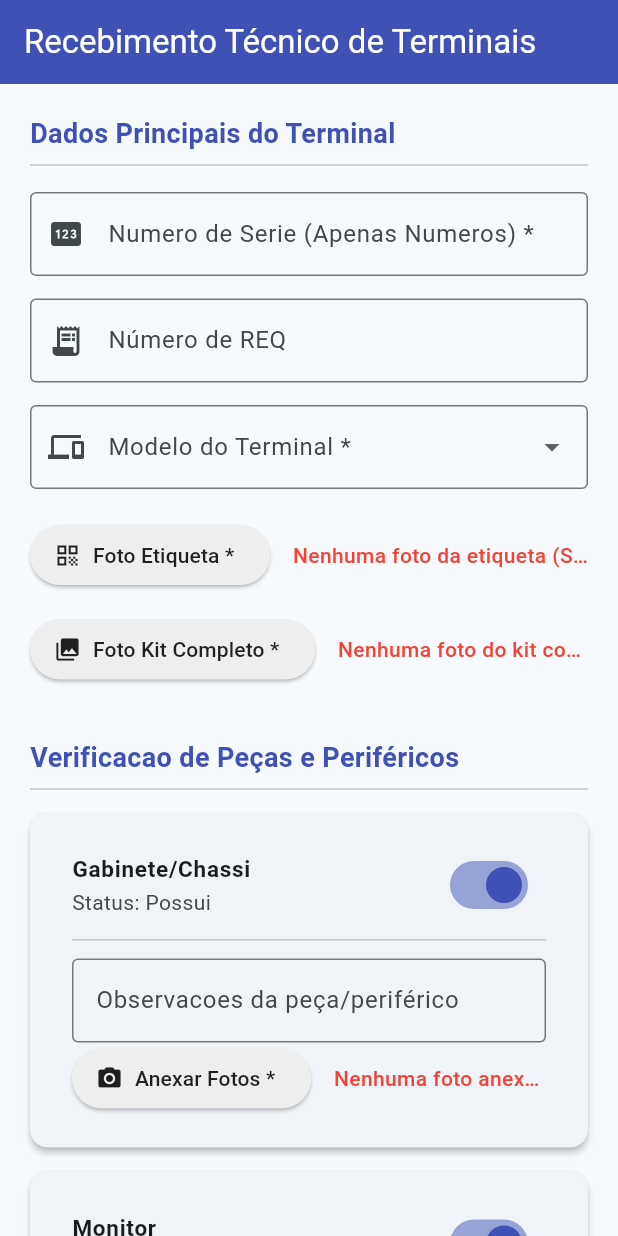
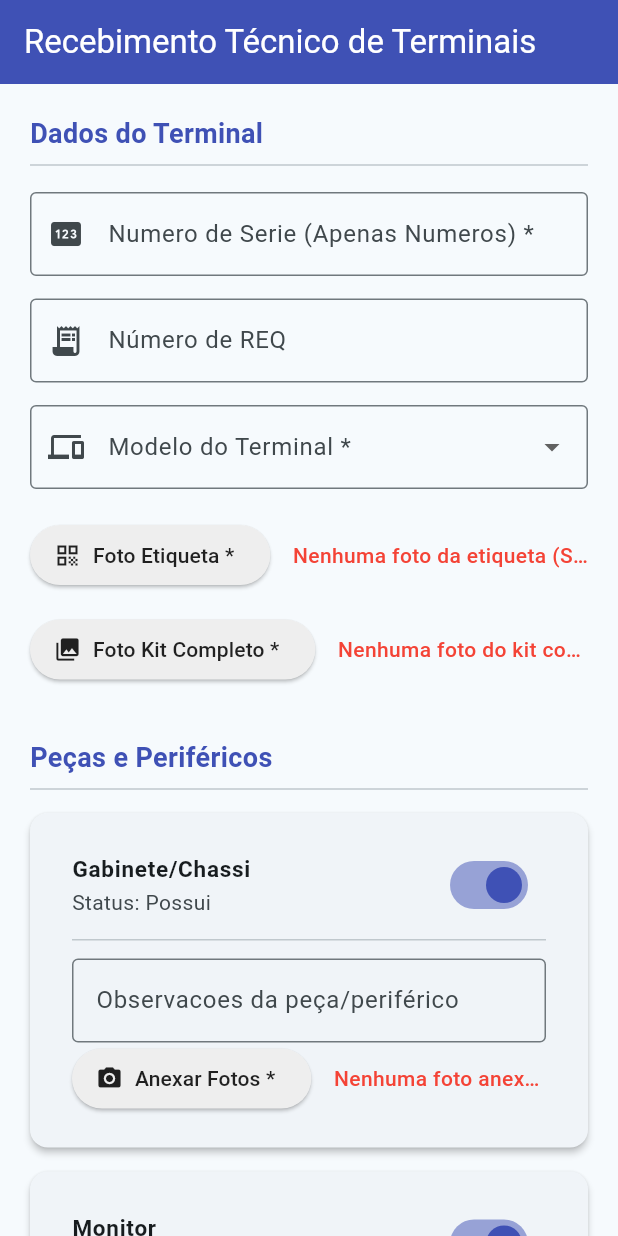
Before and after one commit to MilkyUser/formulario_tfl, a Flutter app: the screen it shows after launch, on a phone screen of 412 x 824 dp. Run offline on Flutter 3.47's test engine with Material 3 defaults, Android fonts, the phone set to English and light mode, and no system bars; our stand-ins replace image_picker, share_plus; missing offline and left inert: flutter_email_sender, universal_html.

Commit message:
Corrige títulos de seções

```diff
--- a/lib/recebimento_terminal_screen.dart
+++ b/lib/recebimento_terminal_screen.dart
@@ -772,7 +772,7 @@ Future<void> _exportarZipComCSV() async {
               crossAxisAlignment: CrossAxisAlignment.start,
               children: [
                 const Text(
-                  'Dados Principais do Terminal',
+                  'Dados do Terminal',
                   style: TextStyle(
                     fontSize: 18,
                     fontWeight: FontWeight.bold,
@@ -928,7 +928,7 @@ Future<void> _exportarZipComCSV() async {
 
                 const SizedBox(height: 35),
                 const Text(
-                  'Verificacao de Peças e Periféricos',
+                  'Peças e Periféricos',
                   style: TextStyle(
                     fontSize: 18,
                     fontWeight: FontWeight.bold,
```
